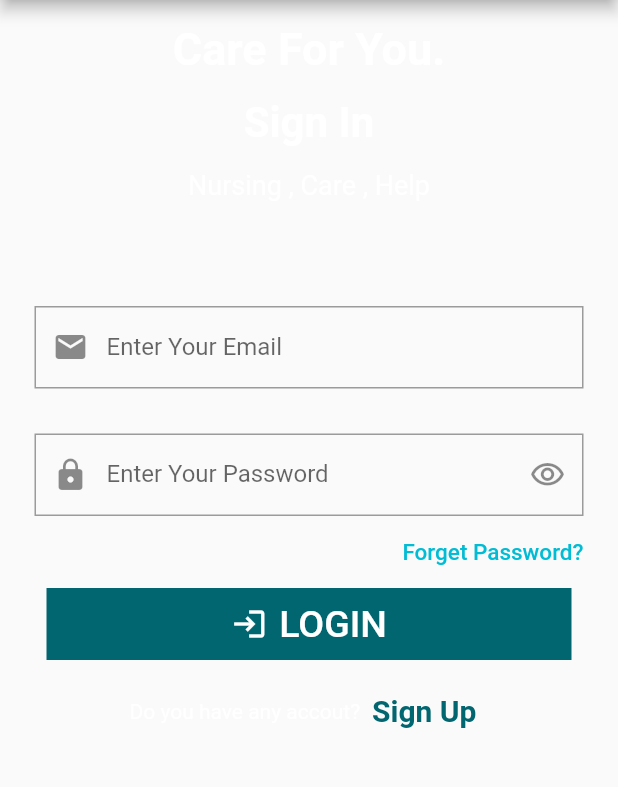
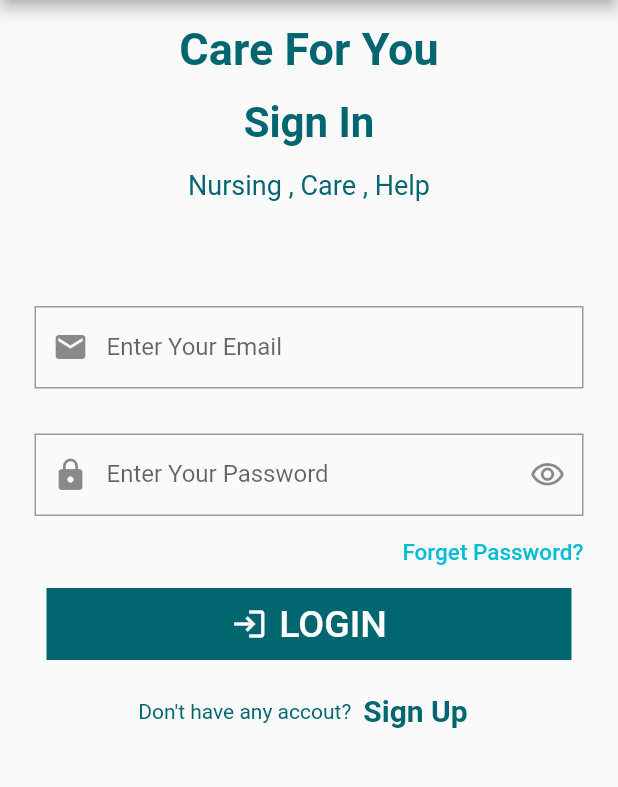
Before and after one commit to muhammad-talat1610/graduation_projs, a Flutter app: the screen it shows after launch, item 3 of the bottom bar chosen, after a tap on the "login" icon, on a phone screen of 412 x 824 dp, the part 105-892 px from its top. Run offline on Flutter 3.47's test engine with Material 2 defaults, Android fonts, the light colour scheme and no system bars; our stand-ins replace cloud_firestore, firebase_core, flutter_map, flutter_rating_bar, geocoding, geolocator and 6 more; accounts and stored records are empty.

Commit message:
Add files via upload

```diff
--- a/lib/BNBar_Screens/doctorDetailsOfProfile.dart
+++ b/lib/BNBar_Screens/doctorDetailsOfProfile.dart
@@ -1,5 +1,5 @@
 import 'dart:io';
-import 'package:graduation_project/providers_Folder/location.dart';
+import 'package:graduation_project/providers_Folder/controller.dart';
 import 'package:image_picker/image_picker.dart';
 import 'package:flutter/material.dart';
 import 'package:graduation_project/widget/widgets%20screen%20(all%20widgets).dart';
@@ -7,8 +7,8 @@ import 'package:intl_phone_field/intl_phone_field.dart';
 import 'package:intl/intl.dart';
 import 'package:get/get.dart';
 
+import '../providers_Folder/location.dart';
 import '../services/colors.dart';
-
 
 class doctorDetailsOfProfile extends StatefulWidget {
   State<doctorDetailsOfProfile> createState() => _userprofileState();
@@ -25,7 +25,7 @@ class _userprofileState extends State<doctorDetailsOfProfile> {
 
   String price = '';
   final TextEditingController usernameController = TextEditingController();
-  String ?selectedOption ;
+  String? selectedOption;
   DateTime _selectedValue = DateTime.now();
   Future<void> _pickImage(ImageSource source) async {
     final pickedImage = await ImagePicker().pickImage(source: source);
@@ -35,18 +35,26 @@ class _userprofileState extends State<doctorDetailsOfProfile> {
       });
     }
   }
+
   File? _image;
 
   @override
   Widget build(BuildContext context) {
+    getxController ctrl = Get.put(getxController());
+
+    _Location.text = ctrl.locationField;
+    final isDark=Theme.of(context).brightness==Brightness.dark;
+    dynamic fontcolor=isDark?Colors.white:Colors.black;
+
     return Scaffold(
         body: SingleChildScrollView(
           child: Padding(
             padding: const EdgeInsets.symmetric(horizontal: 20.0),
             child: Column(
               children: [
-
-                SizedBox(height: 50.0,),
+                SizedBox(
+                  height: 50.0,
+                ),
                 isRegistered
                     ? Container(
                   width: 300,
@@ -62,7 +70,8 @@ class _userprofileState extends State<doctorDetailsOfProfile> {
                           ),
                         SizedBox(height: 5),
                         Padding(
-                          padding: const EdgeInsets.only(left: 50.0, bottom: 50),
+                          padding:
+                          const EdgeInsets.only(left: 50.0, bottom: 50),
                           child: IconButton(
                             onPressed: () => _pickImage(ImageSource.gallery),
                             icon: Icon(
@@ -75,56 +84,32 @@ class _userprofileState extends State<doctorDetailsOfProfile> {
                     ),
                   ),
                 )
-                    : Padding(
-                  padding: const EdgeInsets.symmetric(horizontal: 30.0 ),
-                  child:   Container(decoration: BoxDecoration(borderRadius: BorderRadius.circular(5) ,
+                    : Column(
+                  children: [
+                    Stack(
+                      children: [
+                        Padding(
+                          padding: const EdgeInsets.only(right: 60, left: 30),
+                          child: Image(
+                              image: AssetImage(
+                                  "assets/images/imageProfile.png")),
                         ),
-                      height: 250 ,
-                      child: Padding(
-                        padding: const EdgeInsets.symmetric(horizontal: 15),
-                        child: Column(mainAxisAlignment: MainAxisAlignment.end, children: [
-                          Expanded(
-                            child: Image(image: AssetImage("assets/images/imageProfile.png") ,fit: BoxFit.cover,
+                        Padding(
+                          padding: const EdgeInsets.only(
+                              top: 200, right: 47, left: 15),
+                          child: MaterialButtonScreen(
+                            titleOfButton: "Select Image",
+                            colorOfButton: Colors.blue,
+                            widthOfButton: 350,
+                            onPressed: () {
+                              _pickImage(ImageSource.gallery);
+                            },
                           ),
                         ),
-                          Stack(
-                            children: [
-                              Container(decoration: BoxDecoration(
-                                borderRadius: BorderRadius.circular(8) ,
+                      ],
                     ),
-                                height: 50 ),
-                              Center( child: Padding(
-                                padding: const EdgeInsets.symmetric(horizontal: 8.0),
-                                child: MaterialButtonScreen(titleOfButton: "Select Image".tr ,
-                                              colorOfButton:mainColor, widthOfButton: 320,
-                                              onPressed:(){_pickImage(ImageSource.gallery);},),
+                  ],
                 ),
-                              )],
-                          ) ,
-                          SizedBox(height: 10,)
-                        ],),
-                      )),
-                )
-,
-                // Column(
-                //   children: [
-                //     Stack(
-                //       children: [
-                //         Padding(
-                //           padding: const EdgeInsets.only( right: 60 ,left: 30 ),
-                //           child: Image(image: AssetImage("assets/images/imageProfile.png")),
-                //         ),
-                //         Padding(
-                //           padding: const EdgeInsets.only(top: 200 , right: 47, left: 15 ),
-                //           child: MaterialButtonScreen(titleOfButton: "Select Image".tr ,
-                //             colorOfButton: Colors.blue, widthOfButton: 350,
-                //             onPressed:(){_pickImage(ImageSource.gallery);},
-                //           ),
-                //         ),
-                //       ],
-                //     ),
-                //   ],
-                // ),
 
                 // isRegistered ? Container(
                 //   width: 300,
@@ -156,27 +141,35 @@ class _userprofileState extends State<doctorDetailsOfProfile> {
                 //   height: double.infinity,
                 //   color: Colors.green,
                 // ),
-                SizedBox(height: 30,),
+                SizedBox(
+                  height: 30,
+                ),
 
                 TextFormFieldForProfile(
                   controller: usernameController,
                   keyboardType: TextInputType.name,
                   label: "Your Full name".tr,
-                  // validator: (value) {
-                  //   return
-                  //     ValidatorScreen(value!, 2, 90, "usernameController");
-                  // },
                 ),
                 SizedBox(height: 10),
-                TextFormFieldForProfile(
+                TextFormField(
+                  maxLines: 2,
+                  readOnly: false,
                   controller: _Location,
                   keyboardType: TextInputType.streetAddress,
-                  label: "Choose Your Location".tr,
-                  suffixIcon: Icons.add_location_alt,
-                  // validator: (value) {
-                  //   return
-                  //     ValidatorScreen(value!, 2, 90, "usernameController");
-                  // },
+                  decoration: InputDecoration(
+                    border: OutlineInputBorder(
+                      borderRadius: BorderRadius.all(Radius.circular(0)),
+                    ),
+                    labelText: "select  your Location".tr,
+                    hintText: "Location",
+                    labelStyle: TextStyle(fontSize: 15),
+                  ),
+                  style: TextStyle(color:fontcolor),
+                  onTap: () async {
+                    await ctrl.getAddress().then((_) {
+                      _Location.text = ctrl.locationField;
+                    });
+                  },
                 ),
                 SizedBox(height: 10),
                 TextFormFieldForProfile(
@@ -189,12 +182,14 @@ class _userprofileState extends State<doctorDetailsOfProfile> {
                   // },
                 ),
 
-                SizedBox(height: 20,),
-                IntlPhoneField(
+                SizedBox(
+                  height: 20,
+                ),
+                IntlPhoneField(style:TextStyle(color:fontcolor),
                   decoration: InputDecoration(
                     labelStyle: Theme.of(context).textTheme.bodyText1,
+                    labelText: 'Your Phone Number'.tr,
 
-                    labelText: 'Your Phone Number'.tr,
                     border: OutlineInputBorder(
                       borderSide: BorderSide(),
                     ),
@@ -206,10 +201,15 @@ class _userprofileState extends State<doctorDetailsOfProfile> {
                     print('Country changed to: ' + country.name);
                   },
                 ),
-                SizedBox(height: 4,),
+                SizedBox(
+                  height: 4,
+                ),
                 IntlPhoneField(
+                  style:TextStyle(color:fontcolor),
                   decoration: InputDecoration(
-                    labelStyle: Theme.of(context).textTheme.bodyText1,  // جعل النص يظهر في أقصى اليسار
+                    labelStyle: Theme.of(context)
+                        .textTheme
+                        .bodyText1, // جعل النص يظهر في أقصى اليسار
 
                     labelText: 'Your Second Number (optional)'.tr,
                     border: OutlineInputBorder(
@@ -225,28 +225,40 @@ class _userprofileState extends State<doctorDetailsOfProfile> {
                 ),
                 SizedBox(height: 4),
                 TextField(
+                  style:TextStyle(color:fontcolor),
                   maxLines: null, // يمكن للحقل أن يحتوي على عدة أسطر من النص
-                  keyboardType: TextInputType.multiline, // يسمح بإدخال نص متعدد الأسطر
+                  keyboardType:
+                  TextInputType.multiline, // يسمح بإدخال نص متعدد الأسطر
                   decoration: InputDecoration(
-                    labelStyle:Theme.of(context).textTheme.bodyText1,  // جعل النص يظهر في أقصى اليسار
+                    labelStyle: Theme.of(context)
+                        .textTheme
+                        .bodyText1, // جعل النص يظهر في أقصى اليسار
 
                     contentPadding: EdgeInsets.all(50),
-                    label:Text('Write about your skills and Experience'.tr ,overflow: TextOverflow.ellipsis ,),
+                    label: Text(
+                      'Write about your skills and Experience'.tr,
+                      overflow: TextOverflow.ellipsis,
+                    ),
                     border: OutlineInputBorder(), // إضافة حدود للحقل
-
                   ),
                 ),
-                SizedBox(height: 20,),
+                SizedBox(
+                  height: 20,
+                ),
                 TextFormField(
+                  style:TextStyle(color:fontcolor),
                   decoration: InputDecoration(
-
-                    labelStyle: Theme.of(context).textTheme.bodyText1,  // جعل النص يظهر في أقصى اليسار
+                    labelStyle: Theme.of(context)
+                        .textTheme
+                        .bodyText1, // جعل النص يظهر في أقصى اليسار
                     border: OutlineInputBorder(),
-                    labelText:selectedOption != null?selectedOption:"Choose Your Gender".tr ,
+                    labelText: selectedOption != null
+                        ? selectedOption
+                        : "Choose Your Gender".tr,
                     suffixIcon: DropdownButton<String>(
                       //   value: "choose Your ",
-                      icon: Icon(Icons.keyboard_arrow_down ,size: 40),
-                      onChanged:( newValue) {
+                      icon: Icon(Icons.keyboard_arrow_down, size: 40),
+                      onChanged: (newValue) {
                         setState(() {
                           selectedOption = newValue!;
                         });
@@ -261,18 +273,24 @@ class _userprofileState extends State<doctorDetailsOfProfile> {
                     ),
                   ),
                 ),
-                SizedBox(height: 20,),
+                SizedBox(
+                  height: 20,
+                ),
                 TextFormField(
+                  style:TextStyle(color:fontcolor),
                   readOnly: true,
                   controller: TextEditingController(
-                    text: _birthDate != null ? DateFormat('yyyy-MM-dd').format(_birthDate!) : '',
+                    text: _birthDate != null
+                        ? DateFormat('yyyy-MM-dd').format(_birthDate!)
+                        : '',
                   ),
                   decoration: InputDecoration(
-                      labelStyle: Theme.of(context).textTheme.bodyText1,  // جعل النص يظهر في أقصى اليسار
+                      labelStyle: Theme.of(context)
+                          .textTheme
+                          .bodyText1, // جعل النص يظهر في أقصى اليسار
                       labelText: 'Your Birthday'.tr,
                       border: OutlineInputBorder(),
-                      suffixIcon: Icon(Icons.date_range)
-                  ),
+                      suffixIcon: Icon(Icons.date_range)),
                   onTap: () async {
                     final selectedDate = await showDatePicker(
                       context: context,
@@ -286,21 +304,23 @@ class _userprofileState extends State<doctorDetailsOfProfile> {
                       });
                     }
                   },
-
                 ),
-                SizedBox(height: 20,),
+                SizedBox(
+                  height: 20,
+                ),
 
                 TextFormFieldForProfile(
                   controller: _servant,
                   keyboardType: TextInputType.number,
                   label: "The Servant Price :$price".tr,
-                  suffixIcon: Icons.attach_money ,
+                  suffixIcon: Icons.attach_money,
                   // validator: (value) {
                   //   return
                   //     ValidatorScreen(value!, 2, 90, "usernameController");
                   // },
                 ),
                 SizedBox(height: 20),
+
                 MaterialButtonScreen(
                   titleOfButton:"save Data".tr,
                   widthOfButton: double.infinity,
@@ -312,33 +332,26 @@ class _userprofileState extends State<doctorDetailsOfProfile> {
                   },),
 
                 SizedBox(height: 100),
-
-
               ],
             ),
           ),
-        )
-
-
-    );
+        ));
   }
 }
 
 class TextFormFieldForProfile extends StatelessWidget {
-
   final TextEditingController controller;
-  final TextInputType keyboardType ;
+  final TextInputType keyboardType;
   final String label;
-  bool? obsureText ;
-  final  IconData? prefix;
-  final  IconData? suffixIcon;
+  bool? obsureText;
+  final IconData? prefix;
+  final IconData? suffixIcon;
   //final Function()? suffixPressed;
-  final String? Function(String?)? validator ;
+  final String? Function(String?)? validator;
   final void Function()? onPressed;
   final void Function()? onTap;
 
-  TextFormFieldForProfile(
-      {
+  TextFormFieldForProfile({
     Key? key,
     required this.controller,
     required this.keyboardType,
@@ -349,13 +362,15 @@ class TextFormFieldForProfile extends StatelessWidget {
     this.validator,
     this.onPressed,
     this.onTap,
-      }
-      ) : super(key: key);
+  }) : super(key: key);
 
   Widget build(BuildContext context) {
+    final isDark=Theme.of(context).brightness==Brightness.dark;
+    dynamic fontcolor=isDark?Colors.white:Colors.black;
     return Container(
       // margin: EdgeInsets.only(top: 10),
       child: TextFormField(
+        style:TextStyle(color:fontcolor),
         controller: controller,
         keyboardType: keyboardType,
         obscureText: obsureText == null || obsureText == false ? false : true,
@@ -364,8 +379,10 @@ class TextFormFieldForProfile extends StatelessWidget {
             borderRadius: BorderRadius.all(Radius.circular(0)),
           ),
           contentPadding: EdgeInsets.symmetric(horizontal: 2),
-          labelText: label ,
-          labelStyle:Theme.of(context).textTheme.bodyText1, // جعل النص يظهر في أقصى اليسار
+          labelText: label,
+          labelStyle: Theme.of(context)
+              .textTheme
+              .bodyText1, // جعل النص يظهر في أقصى اليسار
           suffixIcon: IconButton(
             onPressed: onPressed,
             icon: Icon(suffixIcon),
@@ -376,5 +393,4 @@ class TextFormFieldForProfile extends StatelessWidget {
       ),
     );
   }
-
 }
--- a/lib/localization (languages of app)/change language by device lang.dart
+++ b/lib/localization (languages of app)/change language by device lang.dart
@@ -61,7 +61,7 @@ class  mylocale implements Translations {
       "New Password ":"كلمة سر جديدة",
       "Reset Password":"تعيين كلمة سر حديدة " ,
       "save Data":'حفظ    ',
-  'Choose Your Location':'ادخل موقعك',
+      "select  your Location":'ادخل موقعك',
   "Your Education":"ادخل المرحلة التعليمية ",
   'Your Phone Number':'ادخل رقم هاتفك',
   'Your Second Number (optional)':'ادخل رقم هاتف اخر (اختياري)',
@@ -149,7 +149,7 @@ class  mylocale implements Translations {
       "Reset Password":"Reset Password",
       'Save':'Save',
       "Your Full name":"Your Full name",
-      'Choose Your Location':'Choose Your Location',
+      "select  your Location":'select Your Location',
       "Your Education":"Your Education",
       'Your Phone Number':'Your Phone Number',
       'Your Second Number (optional)':'Your Second Number (optional)',
--- a/lib/reg&login_Screen (auth)/signIn.dart
+++ b/lib/reg&login_Screen (auth)/signIn.dart
@@ -1,4 +1,5 @@
 import 'dart:convert';
+import 'package:graduation_project/reg&login_Screen%20(auth)/resetPassword.dart';
 import 'package:graduation_project/reg&login_Screen%20(auth)/signUp.dart';
 import 'package:http/http.dart' as http;
 import 'package:flutter/cupertino.dart';
@@ -20,6 +21,8 @@ class _SignInState extends State<SignInAsNurse> {
 
   Widget build(BuildContext context) {
     final FormKey = GlobalKey<FormState>();
+    final isDark=Theme.of(context).brightness==Brightness.dark;
+    dynamic fontcolor=isDark?grayColor:mainColor;
     final TextEditingController emailController = TextEditingController();
     final TextEditingController passwordController = TextEditingController();
     bool _isLoading = false;
@@ -89,11 +92,11 @@ class _SignInState extends State<SignInAsNurse> {
               mainAxisAlignment: MainAxisAlignment.center,
               crossAxisAlignment: CrossAxisAlignment.start,
               children: [
-                 Center(child: Text("Care For You." , style: TextStyle(fontSize: 30 , fontWeight: FontWeight.bold ),)),
+                Center(child: Text("Care For You" , style: TextStyle(fontSize: 30 , fontWeight: FontWeight.bold,color: fontcolor ),)),
                 SizedBox(height: 15,),
-                    Center(child: Text("Sign In" ,  style: TextStyle(fontSize: 28 , fontWeight: FontWeight.bold ,),)),
+                Center(child: Text("Sign in".tr ,  style: TextStyle(fontSize: 28 , fontWeight: FontWeight.bold ,color: fontcolor),)),
                 SizedBox(height: 15,),
-                    Center(child: Text("Nursing , Care , Help" , style: TextStyle(fontSize: 18 , fontWeight: FontWeight.w400 , ),)),
+                Center(child: Text("Nursing , Care , Help".tr , style: TextStyle(fontSize: 18 , fontWeight: FontWeight.w400 ,color: fontcolor ),)),
                 SizedBox(height: 30,),
                 // Row( mainAxisAlignment: MainAxisAlignment.center,
                 //   children: [
@@ -105,7 +108,8 @@ class _SignInState extends State<SignInAsNurse> {
             ),
 
             SizedBox(height: 30.0,),
-            TextFormFieldScreen(controller: emailController, keyboardType: TextInputType.emailAddress, label:"Enter Your Email ",
+            TextFormFieldScreen(controller: emailController,
+              keyboardType: TextInputType.emailAddress, label:"Enter Your Email ".tr,
               prefix: Icons.email, validator: (value) { return
                 ValidatorScreen(value!, 5, 90, "emailController");
               },),
@@ -115,7 +119,7 @@ class _SignInState extends State<SignInAsNurse> {
                   obsureText: controller.isshowPassword,
                   controller: passwordController,
                   keyboardType: TextInputType.name,
-                  label: "Enter Your Password",
+                  label: "Enter Your Password".tr,
                   prefix: Icons.lock,
                   validator: (value) {
                     return ValidatorScreen(value!, 6, 90, "password");
@@ -128,11 +132,11 @@ class _SignInState extends State<SignInAsNurse> {
             Row(mainAxisAlignment: MainAxisAlignment.end,
               children: [
                 TextButton(child: Text(
-                  'Forget Password?' ,
+                  'Forget Password?'.tr ,
                   style: TextStyle(fontSize: 15 , color: Colors.cyan),),onPressed: () {
-                  //Get.to(forgetPassword());
+                  Get.to(resetPassword());
                 },),],),
-            MaterialButtonScreen(titleOfButton: "LOGIN",Icons: Icons.login_outlined , fontSize: 25 ,
+            MaterialButtonScreen(titleOfButton: "LOGIN".tr,Icons: Icons.login_outlined , fontSize: 25 ,
               colorOfButton: mainColor,
               onPressed: () async {
                 if (FormKey.currentState!.validate()) {
@@ -156,9 +160,8 @@ class _SignInState extends State<SignInAsNurse> {
             SizedBox(height: 10,),
             Row(mainAxisAlignment: MainAxisAlignment.center,
               children: [
-                Text("Do you have any accout?"),
-                TextButton(child:Text("Sign Up" , style: TextStyle(color: mainColor , fontWeight: FontWeight.bold ,
-                  fontSize: 20 ,
+                Text("Don\'t have any accout?".tr,style: TextStyle(color: fontcolor)),
+                TextButton(child:Text("Sign Up".tr , style: TextStyle(color: fontcolor , fontWeight: FontWeight.bold ,     fontSize: 20 ,
                 ),textAlign: TextAlign.end, ), onPressed: () {
                   Get.to(SignUpAsNurse());
                 },),
```
Also changed, not shown: lib/providers_Folder/controller.dart (+31 -4 lines), lib/reg&login_Screen (auth)/signUp.dart (+15 -13 lines). Lines whose indentation alone changed are shown as unchanged.
